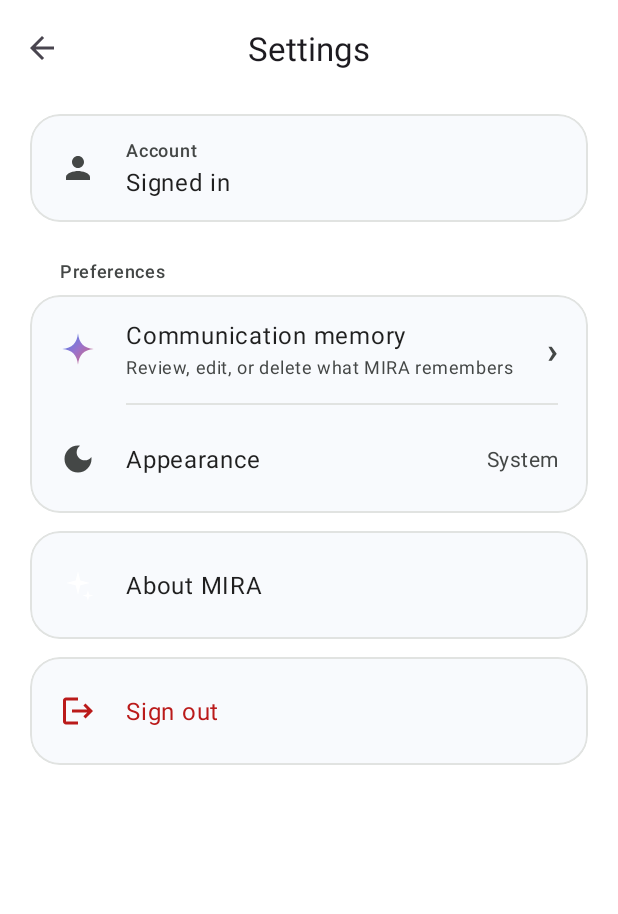
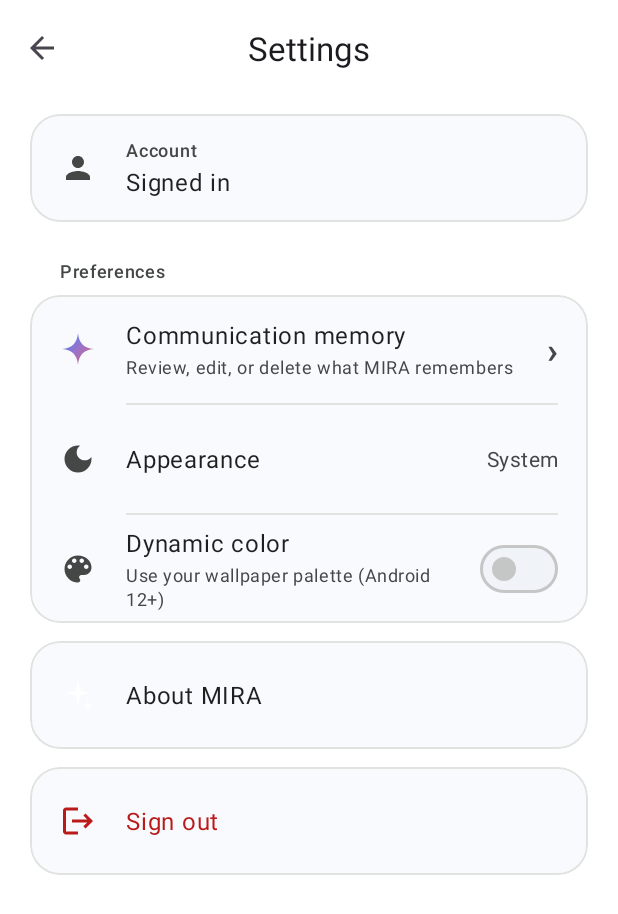
Before and after one commit to Bryan1805a/MIRA, an Android app: the SettingsActivity screen opened directly, with no data from a screen before it, on a phone screen of 412 x 824 dp. Shown: the top 914 px of the screen. Run offline under Robolectric (Android 15) with nearby library versions, the phone set to English and light mode, and no system bars; 5 statements that could not run were skipped.

Commit message:
feat(settings): opt-in Material You dynamic color

```diff
--- a/android/app/src/main/java/com/mira/app/AboutActivity.java
+++ b/android/app/src/main/java/com/mira/app/AboutActivity.java
@@ -5,6 +5,7 @@ import android.os.Bundle;
 import androidx.appcompat.app.AppCompatActivity;
 
 import com.mira.app.databinding.ActivityAboutBinding;
+import com.mira.app.util.MiraTheme;
 import com.mira.app.util.WindowInsetsHelper;
 
 /**
@@ -19,6 +20,7 @@ public class AboutActivity extends AppCompatActivity {
     @Override
     protected void onCreate(Bundle savedInstanceState) {
         super.onCreate(savedInstanceState);
+        MiraTheme.apply(this);
 
         binding = ActivityAboutBinding.inflate(getLayoutInflater());
         setContentView(binding.getRoot());
--- a/android/app/src/main/java/com/mira/app/ChatActivity.java
+++ b/android/app/src/main/java/com/mira/app/ChatActivity.java
@@ -49,6 +49,7 @@ import com.mira.app.data.session.TokenStore;
 import com.mira.app.databinding.ActivityChatBinding;
 import com.mira.app.ui.ConversationAdapter;
 import com.mira.app.ui.MessageAdapter;
+import com.mira.app.util.MiraTheme;
 import com.mira.app.util.WindowInsetsHelper;
 
 import java.util.ArrayList;
@@ -86,6 +87,7 @@ public class ChatActivity extends AppCompatActivity {
 
     private String nextCursor;
     private boolean loading;
+    private boolean dynamicColorEnabled;
     private ObjectAnimator chatSkeletonAnimator;
     private ObjectAnimator drawerSkeletonAnimator;
     private boolean sending;
@@ -105,9 +107,15 @@ public class ChatActivity extends AppCompatActivity {
     protected void onCreate(Bundle savedInstanceState) {
         super.onCreate(savedInstanceState);
         EdgeToEdge.enable(this);
+        MiraTheme.apply(this);
 
         binding = ActivityChatBinding.inflate(getLayoutInflater());
         setContentView(binding.getRoot());
+
+        dynamicColorEnabled = getSharedPreferences(
+                MiraApplication.PREFS,
+                MODE_PRIVATE
+        ).getBoolean(MiraApplication.PREF_DYNAMIC_COLOR, false);
 
         /*
          * DrawerLayout consumes window insets itself and ignores padding set on
@@ -1584,6 +1592,17 @@ public class ChatActivity extends AppCompatActivity {
     protected void onResume() {
         super.onResume();
 
+        /* Colours are applied per activity, so pick up a toggle made in Settings. */
+        boolean dynamicNow = getSharedPreferences(
+                MiraApplication.PREFS,
+                MODE_PRIVATE
+        ).getBoolean(MiraApplication.PREF_DYNAMIC_COLOR, false);
+
+        if (dynamicNow != dynamicColorEnabled) {
+            recreate();
+            return;
+        }
+
         if (tokenStore != null && tokenStore.hasSession()) {
             refreshMemoryChip();
         }
--- a/android/app/src/main/java/com/mira/app/LoginActivity.java
+++ b/android/app/src/main/java/com/mira/app/LoginActivity.java
@@ -14,6 +14,7 @@ import com.mira.app.data.AuthRepository;
 import com.mira.app.data.model.SessionResponse;
 import com.mira.app.data.session.TokenStore;
 import com.mira.app.databinding.ActivityLoginBinding;
+import com.mira.app.util.MiraTheme;
 import com.mira.app.util.WindowInsetsHelper;
 
 public class LoginActivity extends AppCompatActivity {
@@ -25,6 +26,7 @@ public class LoginActivity extends AppCompatActivity {
     protected void onCreate(Bundle savedInstanceState) {
         super.onCreate(savedInstanceState);
         EdgeToEdge.enable(this);
+        MiraTheme.apply(this);
 
         binding = ActivityLoginBinding.inflate(getLayoutInflater());
         setContentView(binding.getRoot());
--- a/android/app/src/main/java/com/mira/app/MemoryActivity.java
+++ b/android/app/src/main/java/com/mira/app/MemoryActivity.java
@@ -23,6 +23,7 @@ import com.mira.app.databinding.ActivityMemoryBinding;
 import com.mira.app.databinding.ItemMemoryCandidateBinding;
 import com.mira.app.ui.MemoryOptions;
 import com.mira.app.util.DateFormats;
+import com.mira.app.util.MiraTheme;
 import com.mira.app.util.WindowInsetsHelper;
 
 import java.util.LinkedHashMap;
@@ -56,6 +57,7 @@ public class MemoryActivity extends AppCompatActivity {
     protected void onCreate(Bundle savedInstanceState) {
         super.onCreate(savedInstanceState);
         EdgeToEdge.enable(this);
+        MiraTheme.apply(this);
 
         binding = ActivityMemoryBinding.inflate(getLayoutInflater());
         setContentView(binding.getRoot());
--- a/android/app/src/main/java/com/mira/app/MiraApplication.java
+++ b/android/app/src/main/java/com/mira/app/MiraApplication.java
@@ -10,9 +10,10 @@ import androidx.appcompat.app.AppCompatDelegate;
  */
 public class MiraApplication extends Application {
 
-    static final String PREFS = "mira_prefs";
+    public static final String PREFS = "mira_prefs";
     static final String PREF_THEME = "theme_mode";
     static final String PREF_EFFORT = "ai_effort";
+    public static final String PREF_DYNAMIC_COLOR = "dynamic_color";
 
     static final int THEME_SYSTEM = 0;
     static final int THEME_LIGHT = 1;
--- a/android/app/src/main/java/com/mira/app/RegisterActivity.java
+++ b/android/app/src/main/java/com/mira/app/RegisterActivity.java
@@ -13,6 +13,7 @@ import com.mira.app.data.AuthCallback;
 import com.mira.app.data.AuthRepository;
 import com.mira.app.data.model.SessionResponse;
 import com.mira.app.databinding.ActivityRegisterBinding;
+import com.mira.app.util.MiraTheme;
 import com.mira.app.util.WindowInsetsHelper;
 
 public class RegisterActivity extends AppCompatActivity {
@@ -24,6 +25,7 @@ public class RegisterActivity extends AppCompatActivity {
     protected void onCreate(Bundle savedInstanceState) {
         super.onCreate(savedInstanceState);
         EdgeToEdge.enable(this);
+        MiraTheme.apply(this);
 
         binding = ActivityRegisterBinding.inflate(getLayoutInflater());
         setContentView(binding.getRoot());
--- a/android/app/src/main/java/com/mira/app/SettingsActivity.java
+++ b/android/app/src/main/java/com/mira/app/SettingsActivity.java
@@ -2,6 +2,9 @@ package com.mira.app;
 
 import android.content.Intent;
 import android.os.Bundle;
+import android.view.View;
+import android.os.Build;
+import android.content.SharedPreferences;
 
 import androidx.activity.EdgeToEdge;
 import androidx.appcompat.app.AppCompatActivity;
@@ -11,6 +14,7 @@ import com.mira.app.data.AuthCallback;
 import com.mira.app.data.AuthRepository;
 import com.mira.app.data.session.TokenStore;
 import com.mira.app.databinding.ActivitySettingsBinding;
+import com.mira.app.util.MiraTheme;
 import com.mira.app.util.WindowInsetsHelper;
 
 /**
@@ -29,6 +33,7 @@ public class SettingsActivity extends AppCompatActivity {
     protected void onCreate(Bundle savedInstanceState) {
         super.onCreate(savedInstanceState);
         EdgeToEdge.enable(this);
+        MiraTheme.apply(this);
 
         binding = ActivitySettingsBinding.inflate(getLayoutInflater());
         setContentView(binding.getRoot());
@@ -64,6 +69,8 @@ public class SettingsActivity extends AppCompatActivity {
                 view -> showAppearanceDialog()
         );
 
+        setUpDynamicColor();
+
         binding.aboutValue.setText(BuildConfig.VERSION_NAME);
         binding.aboutRow.setOnClickListener(
                 view -> startActivity(new Intent(this, AboutActivity.class))
@@ -74,6 +81,48 @@ public class SettingsActivity extends AppCompatActivity {
         );
 
         renderAppearance();
+    }
+
+    private void setUpDynamicColor() {
+        boolean supported = Build.VERSION.SDK_INT >= Build.VERSION_CODES.S;
+
+        binding.dynamicColorRow.setVisibility(
+                supported ? View.VISIBLE : View.GONE
+        );
+
+        if (!supported) {
+            return;
+        }
+
+        final SharedPreferences preferences = getSharedPreferences(
+                MiraApplication.PREFS,
+                MODE_PRIVATE
+        );
+
+        binding.dynamicColorSwitch.setChecked(
+                preferences.getBoolean(
+                        MiraApplication.PREF_DYNAMIC_COLOR,
+                        false
+                )
+        );
+
+        binding.dynamicColorSwitch.setOnCheckedChangeListener(
+                (button, checked) -> {
+                    preferences.edit()
+                            .putBoolean(
+                                    MiraApplication.PREF_DYNAMIC_COLOR,
+                                    checked
+                            )
+                            .apply();
+
+                    /* Colours are resolved per activity, so re-inflate this one. */
+                    recreate();
+                }
+        );
+
+        binding.dynamicColorRow.setOnClickListener(
+                view -> binding.dynamicColorSwitch.toggle()
+        );
     }
 
     private void renderAppearance() {
--- /dev/null
+++ b/android/app/src/main/java/com/mira/app/util/MiraTheme.java
@@ -0,0 +1,32 @@
+package com.mira.app.util;
+
+import android.content.Context;
+
+import androidx.appcompat.app.AppCompatActivity;
+
+import com.google.android.material.color.DynamicColors;
+import com.mira.app.MiraApplication;
+
+/**
+ * Applies Material You colours when the user opted in. Android 12+ derives the
+ * palette from the wallpaper; older versions and disabled preferences keep the
+ * purple brand palette untouched.
+ */
+public final class MiraTheme {
+
+    private MiraTheme() {
+    }
+
+    public static void apply(AppCompatActivity activity) {
+        boolean enabled = activity
+                .getSharedPreferences(
+                        MiraApplication.PREFS,
+                        Context.MODE_PRIVATE
+                )
+                .getBoolean(MiraApplication.PREF_DYNAMIC_COLOR, false);
+
+        if (enabled) {
+            DynamicColors.applyToActivityIfAvailable(activity);
+        }
+    }
+}
--- /dev/null
+++ b/android/app/src/main/res/drawable/ic_palette.xml
@@ -0,0 +1,11 @@
+<?xml version="1.0" encoding="utf-8"?>
+<vector xmlns:android="http://schemas.android.com/apk/res/android"
+    android:width="24dp"
+    android:height="24dp"
+    android:viewportWidth="24"
+    android:viewportHeight="24"
+    android:tint="?attr/colorOnSurfaceVariant">
+    <path
+        android:fillColor="@android:color/white"
+        android:pathData="M12,3c-4.97,0 -9,4.03 -9,9s4.03,9 9,9c0.83,0 1.5,-0.67 1.5,-1.5 0,-0.39 -0.15,-0.74 -0.39,-1.01 -0.23,-0.26 -0.38,-0.61 -0.38,-0.99 0,-0.83 0.67,-1.5 1.5,-1.5H16c2.76,0 5,-2.24 5,-5 0,-4.42 -4.03,-8 -9,-8zM6.5,12c-0.83,0 -1.5,-0.67 -1.5,-1.5S5.67,9 6.5,9 8,9.67 8,10.5 7.33,12 6.5,12zM9.5,8C8.67,8 8,7.33 8,6.5S8.67,5 9.5,5 11,5.67 11,6.5 10.33,8 9.5,8zM14.5,8c-0.83,0 -1.5,-0.67 -1.5,-1.5S13.67,5 14.5,5 16,5.67 16,6.5 15.33,8 14.5,8zM17.5,12c-0.83,0 -1.5,-0.67 -1.5,-1.5S16.67,9 17.5,9 19,9.67 19,10.5 18.33,12 17.5,12z" />
+</vector>
--- a/android/app/src/main/res/layout/activity_settings.xml
+++ b/android/app/src/main/res/layout/activity_settings.xml
@@ -194,6 +194,63 @@
                             android:textAppearance="?attr/textAppearanceBodyMedium"
                             android:textColor="?attr/colorOnSurfaceVariant" />
                     </LinearLayout>
+
+                    <View
+                        android:layout_width="match_parent"
+                        android:layout_height="1dp"
+                        android:layout_marginStart="64dp"
+                        android:layout_marginEnd="20dp"
+                        android:background="?attr/colorOutlineVariant" />
+
+                    <LinearLayout
+                        android:id="@+id/dynamicColorRow"
+                        android:layout_width="match_parent"
+                        android:layout_height="wrap_content"
+                        android:background="?attr/selectableItemBackground"
+                        android:clickable="true"
+                        android:focusable="true"
+                        android:gravity="center_vertical"
+                        android:minHeight="72dp"
+                        android:orientation="horizontal"
+                        android:paddingStart="20dp"
+                        android:paddingEnd="20dp"
+                        android:visibility="gone">
+
+                        <ImageView
+                            android:layout_width="24dp"
+                            android:layout_height="24dp"
+                            android:contentDescription="@null"
+                            android:src="@drawable/ic_palette" />
+
+                        <LinearLayout
+                            android:layout_width="0dp"
+                            android:layout_height="wrap_content"
+                            android:layout_marginStart="20dp"
+                            android:layout_weight="1"
+                            android:orientation="vertical">
+
+                            <TextView
+                                android:layout_width="match_parent"
+                                android:layout_height="wrap_content"
+                                android:text="@string/settings_dynamic_color"
+                                android:textAppearance="?attr/textAppearanceBodyLarge"
+                                android:textColor="?attr/colorOnSurface" />
+
+                            <TextView
+                                android:layout_width="match_parent"
+                                android:layout_height="wrap_content"
+                                android:layout_marginTop="2dp"
+                                android:text="@string/settings_dynamic_color_summary"
+                                android:textAppearance="?attr/textAppearanceBodySmall"
+                                android:textColor="?attr/colorOnSurfaceVariant" />
+                        </LinearLayout>
+
+                        <com.google.android.material.materialswitch.MaterialSwitch
+                            android:id="@+id/dynamicColorSwitch"
+                            android:layout_width="wrap_content"
+                            android:layout_height="wrap_content"
+                            android:layout_marginStart="12dp" />
+                    </LinearLayout>
                 </LinearLayout>
             </com.google.android.material.card.MaterialCardView>
 
--- a/android/app/src/main/res/values/strings.xml
+++ b/android/app/src/main/res/values/strings.xml
@@ -32,6 +32,8 @@
     <string name="close_navigation">Close navigation</string>
     <string name="settings_preferences">Preferences</string>
     <string name="settings_appearance">Appearance</string>
+    <string name="settings_dynamic_color">Dynamic color</string>
+    <string name="settings_dynamic_color_summary">Use your wallpaper palette (Android 12+)</string>
     <string name="about_title">About MIRA</string>
     <string name="about_tagline">Memory-Informed Response Agent</string>
     <string name="about_version">Version %1$s</string>
```
Also changed, not shown: 3 other files.
